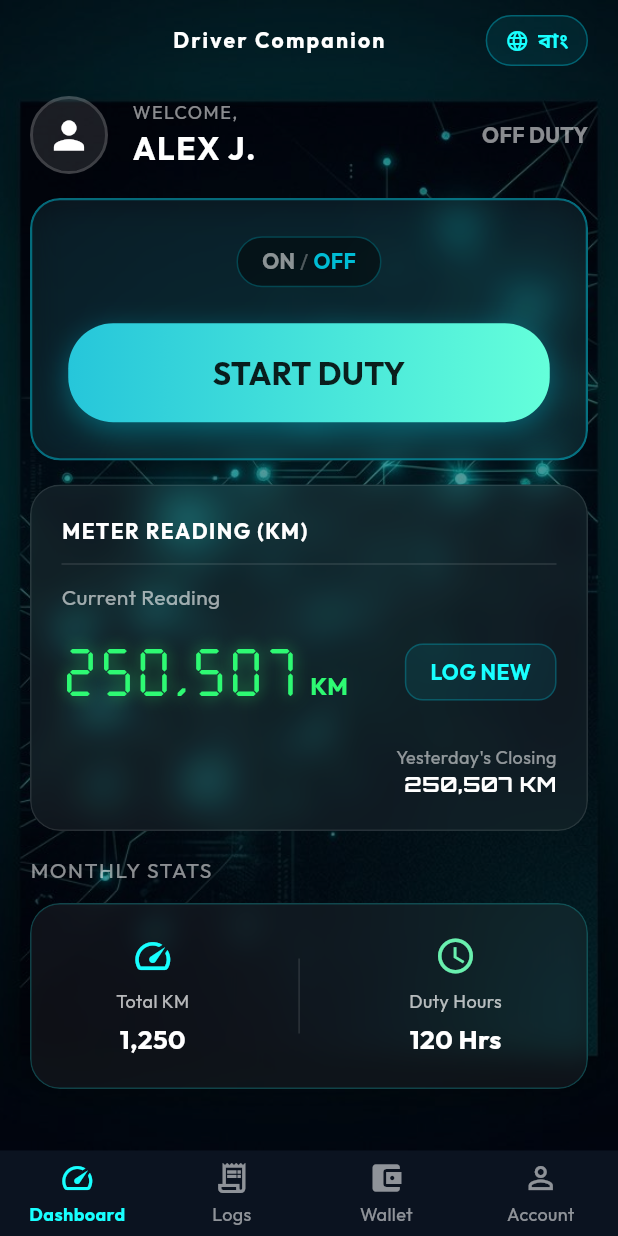
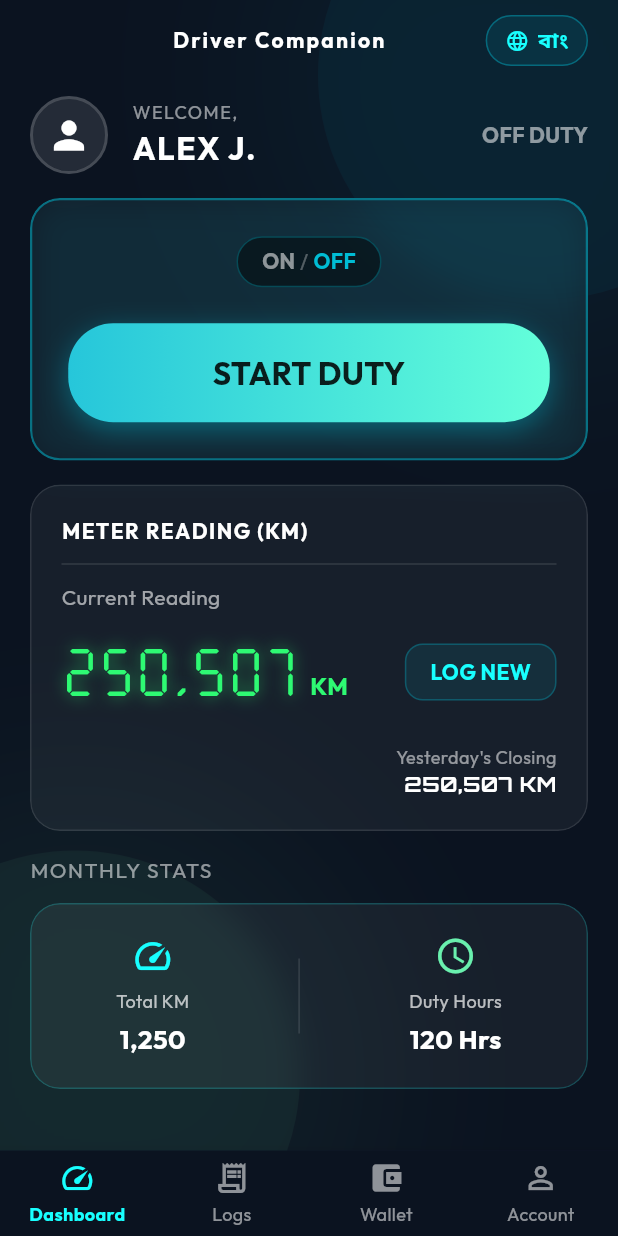
Before and after one commit to kaziomarSH24/ubs-fleet-app, a Flutter app: the DriverHomeScreen screen opened by its route, on a phone screen of 412 x 824 dp. Run offline on Flutter 3.47's test engine with Material 3 defaults, Android fonts, the phone set to English and light mode, and no system bars; drawn by our look-alikes of flutter_animate; our stand-ins replace flutter_dotenv, flutter_riverpod, go_router, lottie, supabase_flutter, velocity_x; accounts and stored records are empty; project files that could hold a hidden picture were left out.

Commit message:
fix: removed background image and entrance animations from driver home screen to fix UI issues

```diff
--- a/lib/features/driver/presentation/screens/driver_home_screen.dart
+++ b/lib/features/driver/presentation/screens/driver_home_screen.dart
@@ -33,13 +33,35 @@ class _DriverHomeScreenState extends State<DriverHomeScreen> {
       ), // Darker background similar to mockup
       body: Stack(
         children: [
-          // Real Background Image
-          Positioned.fill(
-            child: Image.asset(
-              'assets/images/driver_bg.jpg',
-              fit: BoxFit.cover,
-              color: Colors.black.withValues(alpha: 0.4),
-              colorBlendMode: BlendMode.darken,
+          // Background Gradient accents
+          Positioned(
+            top: -100,
+            right: -100,
+            child: Container(
+              width: 300,
+              height: 300,
+              decoration: BoxDecoration(
+                shape: BoxShape.circle,
+                color: AppColors.primary.withValues(alpha: 0.05),
+                boxShadow: [
+                  BoxShadow(color: AppColors.primary.withValues(alpha: 0.05), blurRadius: 100, spreadRadius: 50)
+                ]
+              ),
+            ),
+          ),
+          Positioned(
+            bottom: -100,
+            left: -100,
+            child: Container(
+              width: 300,
+              height: 300,
+              decoration: BoxDecoration(
+                shape: BoxShape.circle,
+                color: Colors.greenAccent.withValues(alpha: 0.05),
+                boxShadow: [
+                  BoxShadow(color: Colors.greenAccent.withValues(alpha: 0.05), blurRadius: 100, spreadRadius: 50)
+                ]
+              ),
             ),
           ),
 
@@ -319,7 +341,7 @@ class _DriverHomeScreenState extends State<DriverHomeScreen> {
           ),
         ),
       ),
-    ).animate().fade(duration: 500.ms).slideY(begin: 0.1, end: 0);
+    );
   }
 
   Widget _buildMeterReadingCard(AppLocalizations l10n) {
@@ -411,7 +433,7 @@ class _DriverHomeScreenState extends State<DriverHomeScreen> {
           ),
         ),
       ),
-    ).animate().fade(delay: 200.ms).slideY(begin: 0.1, end: 0);
+    );
   }
 
   Widget _buildMonthlyStatsCard(AppLocalizations l10n) {
@@ -463,7 +485,7 @@ class _DriverHomeScreenState extends State<DriverHomeScreen> {
           ),
         ),
       ],
-    ).animate().fade(delay: 300.ms).slideY(begin: 0.1, end: 0);
+    );
   }
 
 }
```
